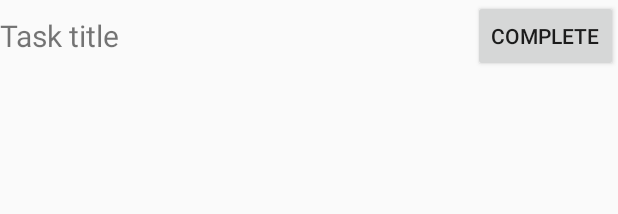
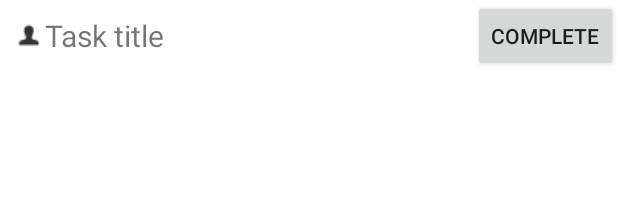
Before and after one commit to mathieubigorne/xlr-android, an Android app: the layout task_view.xml on its own in the app's theme, with its tools: preview values and no code run, on a phone screen of 412 x 824 dp. Shown: the top 214 px of the screen. Run offline under Robolectric (Android 15) with nearby library versions, the phone set to English and light mode, and no system bars.

Commit message:
Add very lovely icon

```diff
--- a/app/src/main/res/layout/activity_my_tasks.xml
+++ b/app/src/main/res/layout/activity_my_tasks.xml
@@ -3,7 +3,8 @@
     android:layout_height="match_parent" android:paddingLeft="@dimen/activity_horizontal_margin"
     android:paddingRight="@dimen/activity_horizontal_margin"
     android:paddingTop="@dimen/activity_vertical_margin"
-    android:paddingBottom="@dimen/activity_vertical_margin" tools:context=".MyTasksActivity">
+    android:paddingBottom="@dimen/activity_vertical_margin" tools:context=".MyTasksActivity"
+    android:background="#ffffffff">
 
     <TextView
         android:layout_width="wrap_content"
--- a/app/src/main/res/layout/login.xml
+++ b/app/src/main/res/layout/login.xml
@@ -1,7 +1,8 @@
 <?xml version="1.0" encoding="utf-8"?>
 <LinearLayout xmlns:android="http://schemas.android.com/apk/res/android"
     android:orientation="vertical" android:layout_width="match_parent"
-    android:layout_height="match_parent">
+    android:layout_height="match_parent"
+    android:background="#ffffffff">
 
     <TextView
         android:layout_width="wrap_content"
--- a/app/src/main/res/layout/task_view.xml
+++ b/app/src/main/res/layout/task_view.xml
@@ -2,7 +2,16 @@
 <com.xebialabs.xlrelease.layout.TaskLayout
     android:layout_width="fill_parent"
     android:layout_height="fill_parent"
-    xmlns:android="http://schemas.android.com/apk/res/android">
+    xmlns:android="http://schemas.android.com/apk/res/android"
+    android:background="#ffffffff">
+
+    <ImageView
+        android:id="@+id/imageView1"
+        android:layout_width="wrap_content"
+        android:layout_height="wrap_content"
+        android:src="@drawable/people"
+        android:paddingTop="13dp"
+        android:paddingLeft="5dp" />
 
     <TextView
         android:layout_width="wrap_content"
@@ -15,7 +24,8 @@
         android:textSize="20dp"
         android:layout_toLeftOf="@+id/completeButton"
         android:layout_alignBottom="@+id/completeButton"
-        android:gravity="center_vertical" />
+        android:gravity="center_vertical"
+        android:paddingLeft="30dp" />
 
     <Button
         android:layout_width="wrap_content"
```
Also changed, not shown: app/src/main/res/drawable/people.png (added).
